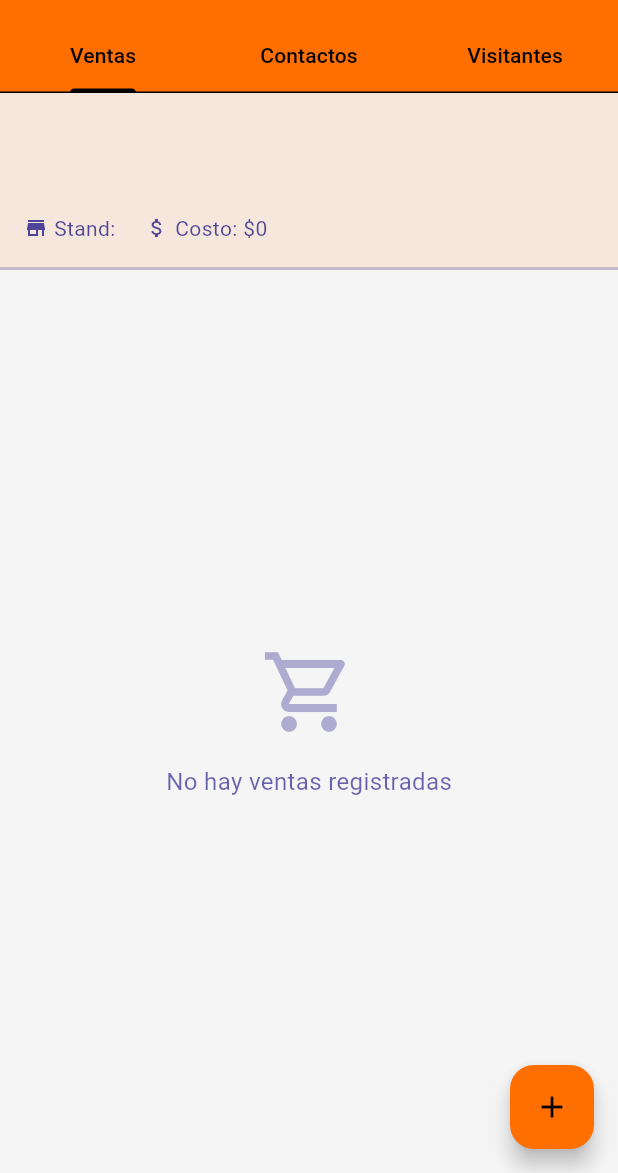
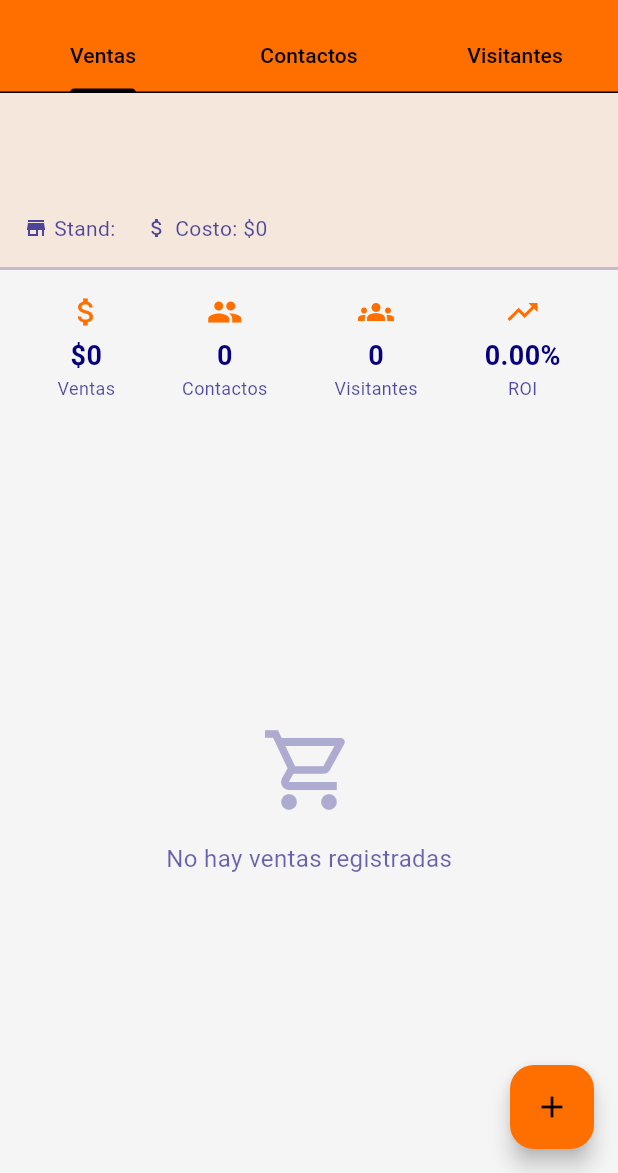
Before and after one commit to rmurielz/guia_start, a Flutter app: the ParticipationDetailScreen screen opened directly with empty values, on a phone screen of 412 x 824 dp, the part 63-1236 px from its top. Run offline on Flutter 3.47's test engine with Material 3 defaults, Android fonts, the light colour scheme and no system bars; our stand-ins replace cloud_firestore, firebase_auth, firebase_core; accounts and stored records are empty; generated files the repository leaves out were written again.

Commit message:
"feat: Phase 1.2 complete - Service layer fully implemented
- Add FairService with validation and duplicate checking
- Add EditionService with date overlap validation
- Add ParticipationService with ROI calculation and statistics
- Add ThirdPartyService with email validation
- Update all form screens to use services instead of repositories
- Add DTOs for clean request/response handling
- participation_detail_screen now shows real-time statistics (sales, contacts, visitors, ROI)
- Services handle all business logic and multi-repository operations
- Screens are now cleaner and only handle UI concerns

```diff
--- a/lib/screens/participations/participation_detail_screen.dart
+++ b/lib/screens/participations/participation_detail_screen.dart
@@ -1,13 +1,9 @@
 import 'package:flutter/material.dart';
 import 'package:guia_start/models/participation_model.dart';
-import 'package:guia_start/models/fair_model.dart';
-import 'package:guia_start/models/edition_model.dart';
 import 'package:guia_start/models/sale_model.dart';
 import 'package:guia_start/models/contact_model.dart';
 import 'package:guia_start/models/visitor_model.dart';
-import 'package:guia_start/repositories/participation_repository.dart';
-import 'package:guia_start/repositories/fair_repository.dart';
-import 'package:guia_start/repositories/edition_repository.dart';
+import 'package:guia_start/services/participation_service.dart';
 import 'package:guia_start/screens/sales/sale_form_screen.dart';
 import 'package:guia_start/screens/contacts/contact_form_screen.dart';
 import 'package:guia_start/screens/visitors/visitor_form_screen.dart';
@@ -24,19 +20,20 @@ class ParticipationDetailScreen extends StatefulWidget {
 
 class _ParticipationDetailScreenState extends State<ParticipationDetailScreen>
     with SingleTickerProviderStateMixin {
-  final FairRepository _fairRepo = FairRepository();
-  final EditionRepository _editionRepo = EditionRepository();
+  final ParticipationService _participationService = ParticipationService();
 
   late TabController _tabController;
-  Fair? _fair;
-  Edition? _edition;
-  bool _isLoading = true;
+  bool _isLoadingStats = true;
+  double _totalSales = 0.0;
+  int _totalVisitors = 0;
+  int _totalContacts = 0;
+  double _roi = 0.0;
 
   @override
   void initState() {
     super.initState();
     _tabController = TabController(length: 3, vsync: this);
-    _loadData();
+    _loadStats();
   }
 
   @override
@@ -45,28 +42,24 @@ class _ParticipationDetailScreenState extends State<ParticipationDetailScreen>
     super.dispose();
   }
 
-  Future<void> _loadData() async {
-    try {
-      final fairResult = await _fairRepo.getById(widget.participation.fairId);
-      final editionResult =
-          await _editionRepo.getById(widget.participation.editionId);
+  Future<void> _loadStats() async {
+    final salesResult =
+        await _participationService.getTotalSales(widget.participation.id);
+    final visitorsResult =
+        await _participationService.getTotalVisitors(widget.participation.id);
+    final contactsResult =
+        await _participationService.getTotalContacts(widget.participation.id);
+    final roiResult =
+        await _participationService.calculateRoi(widget.participation.id);
 
-      if (fairResult.isError || editionResult.isError) {
-        throw Exception('Error al cargar los datos');
-      }
-
+    if (mounted) {
       setState(() {
-        _fair = fairResult.data;
-        _edition = editionResult.data;
-        _isLoading = false;
+        _totalSales = salesResult.isSuccess ? salesResult.data! : 0.0;
+        _totalVisitors = visitorsResult.isSuccess ? visitorsResult.data! : 0;
+        _totalContacts = contactsResult.isSuccess ? contactsResult.data! : 0;
+        _roi = roiResult.isSuccess ? roiResult.data! : 0.0;
+        _isLoadingStats = false;
       });
-    } catch (e) {
-      setState(() => _isLoading = false);
-      if (mounted) {
-        ScaffoldMessenger.of(context).showSnackBar(
-          SnackBar(content: Text('Error $e')),
-        );
-      }
     }
   }
 
@@ -98,22 +91,28 @@ class _ParticipationDetailScreenState extends State<ParticipationDetailScreen>
           ],
         ),
       ),
-      body: _isLoading
-          ? Center(
-              child: CircularProgressIndicator(color: colorScheme.primary),
-            )
-          : Column(
+      body: Column(
         children: [
           _buildHeader(colorScheme),
+          _buildStatSection(colorScheme),
 
           // Tabs content
           Expanded(
             child: TabBarView(
               controller: _tabController,
               children: [
-                      _SalesTab(participationId: widget.participation.id),
-                      _ContactsTab(participationId: widget.participation.id),
-                      _VisitorsTab(participationId: widget.participation.id),
+                _SalesTab(
+                  participationId: widget.participation.id,
+                  onSaleAdded: _loadStats,
+                ),
+                _ContactsTab(
+                  participationId: widget.participation.id,
+                  onContactAdded: _loadStats,
+                ),
+                _VisitorsTab(
+                  participationId: widget.participation.id,
+                  onVisitorAdded: _loadStats,
+                ),
               ],
             ),
           ),
@@ -139,7 +138,7 @@ class _ParticipationDetailScreenState extends State<ParticipationDetailScreen>
         crossAxisAlignment: CrossAxisAlignment.start,
         children: [
           Text(
-            _fair?.name ?? 'Cargando...',
+            widget.participation.fairName,
             style: TextStyle(
               fontSize: 20,
               fontWeight: FontWeight.bold,
@@ -148,7 +147,7 @@ class _ParticipationDetailScreenState extends State<ParticipationDetailScreen>
           ),
           const SizedBox(height: 4),
           Text(
-            _edition?.name ?? '',
+            widget.participation.editionName,
             style: TextStyle(
               fontSize: 16,
               color: colorScheme.tertiary.withOpacity(0.7),
@@ -190,23 +189,79 @@ class _ParticipationDetailScreenState extends State<ParticipationDetailScreen>
       ),
     );
   }
+
+  Widget _buildStatSection(ColorScheme colorScheme) {
+    if (_isLoadingStats) {
+      return const Padding(
+        padding: EdgeInsets.all(16),
+        child: Center(child: CircularProgressIndicator()),
+      );
+    }
+
+    return Container(
+      padding: const EdgeInsets.all(16),
+      child: Row(
+        mainAxisAlignment: MainAxisAlignment.spaceAround,
+        children: [
+          _buildStatCard('Ventas', '\$${_totalSales.toStringAsFixed(0)}',
+              Icons.attach_money, colorScheme),
+          _buildStatCard(
+              'Contactos', '$_totalContacts', Icons.people, colorScheme),
+          _buildStatCard(
+              'Visitantes', '$_totalVisitors', Icons.groups, colorScheme),
+          _buildStatCard('ROI', '${_roi.toStringAsFixed(2)}%',
+              Icons.trending_up, colorScheme),
+        ],
+      ),
+    );
+  }
+
+  Widget _buildStatCard(
+    String label,
+    String value,
+    IconData icon,
+    ColorScheme colorScheme,
+  ) {
+    return Column(
+      children: [
+        Icon(icon, size: 24, color: colorScheme.primary),
+        const SizedBox(height: 4),
+        Text(
+          value,
+          style: TextStyle(
+            fontSize: 18,
+            fontWeight: FontWeight.bold,
+            color: colorScheme.tertiary,
+          ),
+        ),
+        Text(
+          label,
+          style: TextStyle(
+            fontSize: 12,
+            color: colorScheme.tertiary.withOpacity(0.7),
+          ),
+        ),
+      ],
+    );
+  }
 }
 
 // ========= TAB VENTAS =========
 
 class _SalesTab extends StatelessWidget {
   final String participationId;
+  final VoidCallback onSaleAdded;
 
-  const _SalesTab({required this.participationId});
+  const _SalesTab({required this.participationId, required this.onSaleAdded});
 
   @override
   Widget build(BuildContext context) {
     final colorScheme = Theme.of(context).colorScheme;
-    final participationRepo = ParticipationRepository();
+    final participationService = ParticipationService();
 
     return Scaffold(
       body: StreamBuilder<List<Sale>>(
-        stream: participationRepo.streamSales(participationId),
+        stream: participationService.streamSales(participationId),
         builder: (context, snapshot) {
           if (snapshot.connectionState == ConnectionState.waiting) {
             return Center(
@@ -280,6 +335,7 @@ class _SalesTab extends StatelessWidget {
               ),
             ),
           );
+          onSaleAdded();
         },
         child: const Icon(Icons.add, color: Colors.black),
       ),
@@ -291,17 +347,19 @@ class _SalesTab extends StatelessWidget {
 
 class _ContactsTab extends StatelessWidget {
   final String participationId;
+  final VoidCallback onContactAdded;
 
-  const _ContactsTab({required this.participationId});
+  const _ContactsTab(
+      {required this.participationId, required this.onContactAdded});
 
   @override
   Widget build(BuildContext context) {
     final ColorScheme colorScheme = Theme.of(context).colorScheme;
-    final participationRepo = ParticipationRepository();
+    final participationService = ParticipationService();
 
     return Scaffold(
       body: StreamBuilder<List<Contact>>(
-        stream: participationRepo.streamContacts(participationId),
+        stream: participationService.streamContacts(participationId),
         builder: (context, snapshot) {
           if (snapshot.connectionState == ConnectionState.waiting) {
             return Center(
@@ -361,12 +419,13 @@ class _ContactsTab extends StatelessWidget {
           Navigator.push(
             context,
             MaterialPageRoute(
-                builder: (context) => ContactFormScreen(
-                  participationId: participationId,
+                builder: (context) =>
+                    ContactFormScreen(participationId: participationId)),
+          );
+          onContactAdded();
+        },
+        child: const Icon(Icons.add, color: Colors.black),
       ),
-              ),
-            );
-          }),
     );
   }
 }
@@ -375,17 +434,19 @@ class _ContactsTab extends StatelessWidget {
 
 class _VisitorsTab extends StatelessWidget {
   final String participationId;
+  final VoidCallback onVisitorAdded;
 
-  const _VisitorsTab({required this.participationId});
+  const _VisitorsTab(
+      {required this.participationId, required this.onVisitorAdded});
 
   @override
   Widget build(BuildContext context) {
     final ColorScheme colorScheme = Theme.of(context).colorScheme;
-    final participationRepo = ParticipationRepository();
+    final participationService = ParticipationService();
 
     return Scaffold(
       body: StreamBuilder<List<Visitor>>(
-        stream: participationRepo.streamVisitors(participationId),
+        stream: participationService.streamVisitors(participationId),
         builder: (context, snapshot) {
           if (snapshot.connectionState == ConnectionState.waiting) {
             return Center(
@@ -488,6 +549,7 @@ class _VisitorsTab extends StatelessWidget {
               ),
             ),
           );
+          onVisitorAdded();
         },
         child: const Icon(Icons.add, color: Colors.black),
       ),
--- a/lib/services/participation_service.dart
+++ b/lib/services/participation_service.dart
@@ -15,14 +15,14 @@ class CreateParticipationRequest {
   final String userId;
   final String fairId;
   final String editionId;
-  final String? boothNuber;
+  final String? boothNumber;
   final double particpationCost;
 
   CreateParticipationRequest({
     required this.userId,
     required this.fairId,
     required this.editionId,
-    this.boothNuber,
+    this.boothNumber,
     required this.particpationCost,
   });
 }
@@ -90,7 +90,7 @@ class ParticipationService {
       fairName: fair.name,
       editionId: request.editionId,
       editionName: edition.name,
-      boothNumber: request.boothNuber,
+      boothNumber: request.boothNumber?.trim(),
       participationCost: request.particpationCost,
       createdAt: DateTime.now(),
     );
```
Also changed, not shown: lib/screens/editions/edition_form_screen.dart (+16 -35 lines), lib/screens/participations/participation_form_screen.dart (+23 -35 lines). Lines whose indentation alone changed are shown as unchanged.
